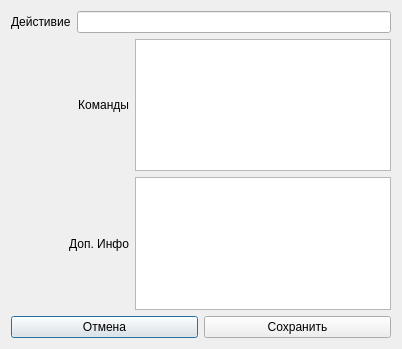
Before: the Qt Designer form BotProgram/modules/ui/EditActionDialog.ui in Mukudori/IntellectualDialogueSystem, drawn with Qt 5.
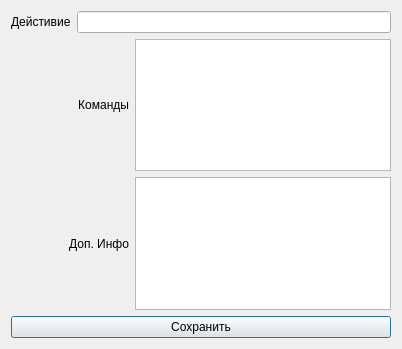
After: the same form once the commit is applied.

Patch:
```diff
--- a/BotProgram/modules/ui/EditActionDialog.ui
+++ b/BotProgram/modules/ui/EditActionDialog.ui
@@ -90,13 +90,6 @@
    </item>
    <item>
     <layout class="QHBoxLayout" name="horizontalLayout_4">
-     <item>
-      <widget class="QPushButton" name="pbCansel">
-       <property name="text">
-        <string>Отмена</string>
-       </property>
-      </widget>
-     </item>
      <item>
       <widget class="QPushButton" name="pbSave">
        <property name="text">
```
Left out of the diff: 4 changed lines with no effect on the pictures.
